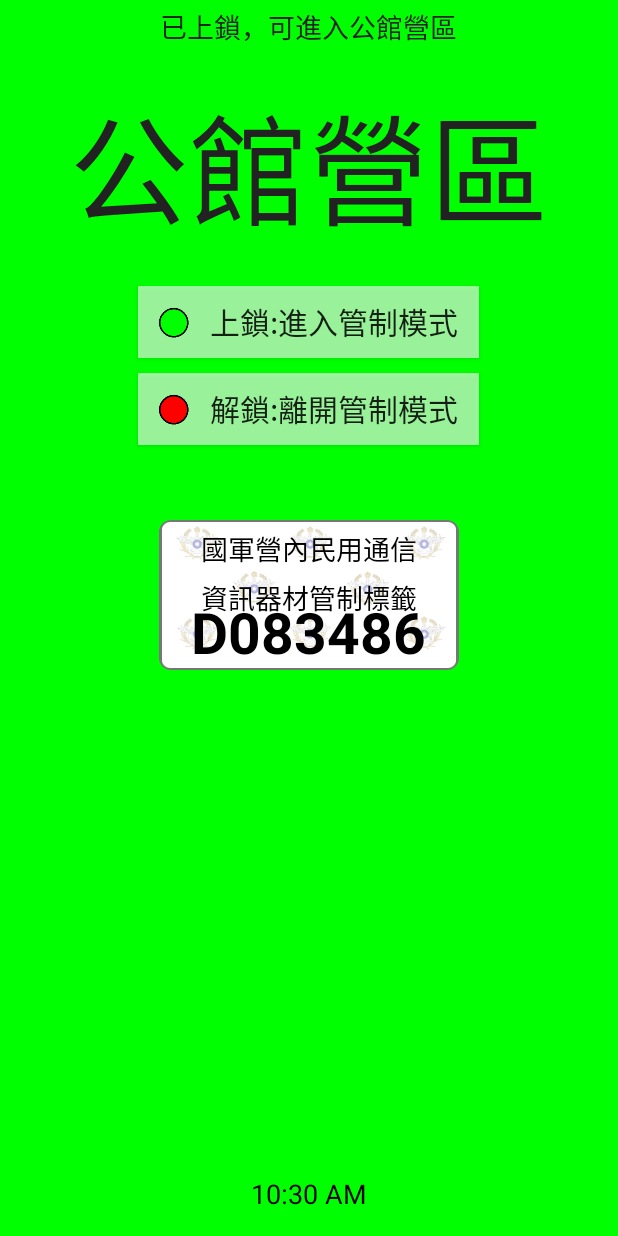
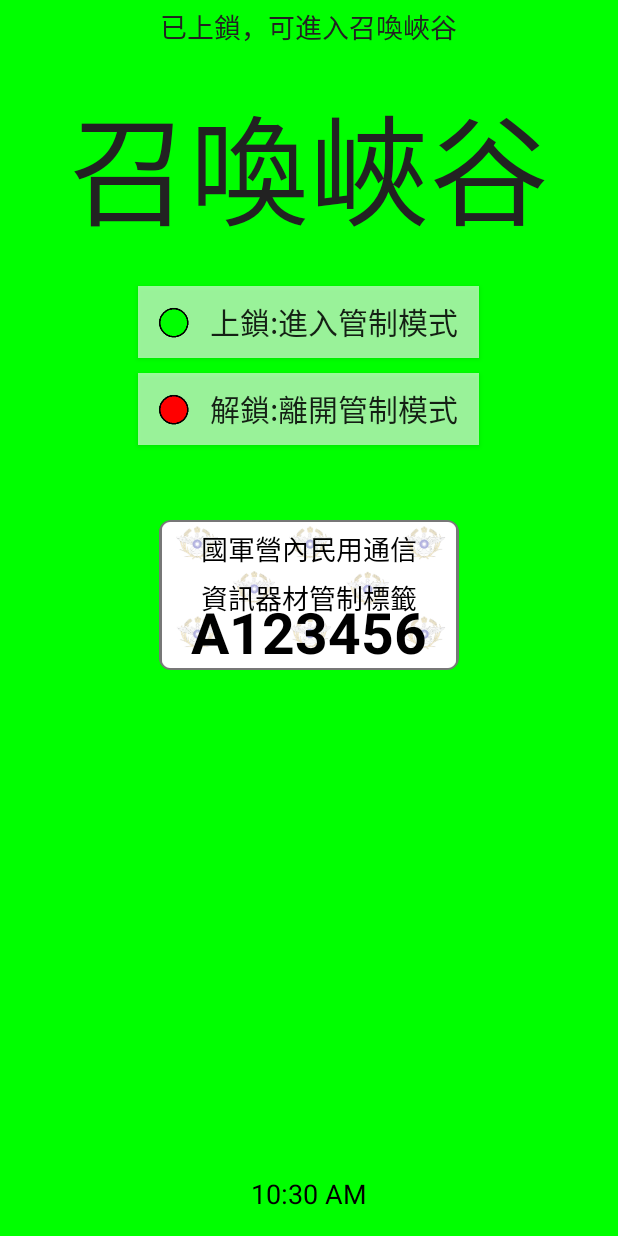
Before and after one commit to leviliangtw/MDM, an Android app: the layout content_main.xml on its own in the app's theme, with its tools: preview values and no code run, on a phone screen of 412 x 824 dp. Run offline under Robolectric (Android 15) with nearby library versions, the phone set to English and light mode, and no system bars.

Commit message:
Modify default strings in content_main.xml

```diff
--- a/app/src/main/res/layout/content_main.xml
+++ b/app/src/main/res/layout/content_main.xml
@@ -12,7 +12,7 @@
     app:layout_behavior="@string/appbar_scrolling_view_behavior"
     tools:showIn="@layout/activity_main" tools:context=".MainActivity">
 
-    <TextView android:text="已上鎖，可進入公館營區"
+    <TextView android:text="已上鎖，可進入召喚峽谷"
         android:layout_width="wrap_content"
         android:layout_height="wrap_content"
         android:textSize="18dp"
@@ -21,7 +21,7 @@
         android:layout_centerHorizontal="true" />
 
     <TextView
-        android:text="公館營區"
+        android:text="召喚峽谷"
         android:layout_width="wrap_content"
         android:layout_height="wrap_content"
         android:textSize="80dp"
@@ -85,7 +85,7 @@
         android:textStyle="normal" />
 
     <TextView
-        android:text="D083486"
+        android:text="A123456"
         android:layout_width="wrap_content"
         android:layout_height="wrap_content"
         android:id="@+id/saveTagNum"
```
